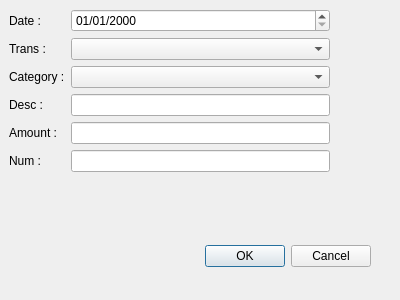
First picture: the form in UI/transaction.ui, repository amkirby/Checkbook, before the edit.
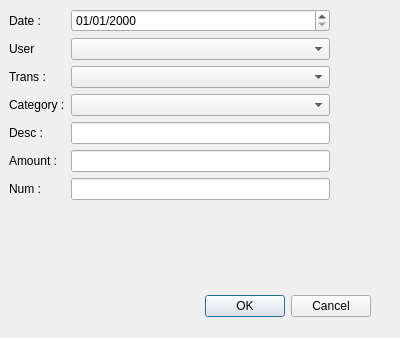
Second picture: the form after the edit.

Commit message: Add User to register

The edit to the form file:
```diff
--- a/UI/transaction.ui
+++ b/UI/transaction.ui
@@ -7,7 +7,7 @@
     <x>0</x>
     <y>0</y>
     <width>400</width>
-    <height>300</height>
+    <height>338</height>
    </rect>
   </property>
   <property name="windowTitle">
@@ -17,7 +17,7 @@
    <property name="geometry">
     <rect>
      <x>30</x>
-     <y>240</y>
+     <y>290</y>
      <width>341</width>
      <height>32</height>
     </rect>
@@ -35,7 +35,7 @@
      <x>9</x>
      <y>9</y>
      <width>321</width>
-     <height>224</height>
+     <height>262</height>
     </rect>
    </property>
    <layout class="QFormLayout" name="formLayout">
@@ -53,56 +53,66 @@
       </property>
      </widget>
     </item>
-    <item row="1" column="0">
+    <item row="2" column="0">
      <widget class="QLabel" name="transLabel">
       <property name="text">
        <string>Trans :</string>
       </property>
      </widget>
     </item>
-    <item row="1" column="1">
+    <item row="2" column="1">
      <widget class="QComboBox" name="Trans"/>
     </item>
-    <item row="2" column="0">
+    <item row="3" column="0">
      <widget class="QLabel" name="categoryLabel">
       <property name="text">
        <string>Category :</string>
       </property>
      </widget>
     </item>
-    <item row="2" column="1">
+    <item row="3" column="1">
      <widget class="QComboBox" name="Category"/>
     </item>
-    <item row="3" column="0">
+    <item row="4" column="0">
      <widget class="QLabel" name="descLabel">
       <property name="text">
        <string>Desc : </string>
       </property>
      </widget>
     </item>
-    <item row="3" column="1">
+    <item row="4" column="1">
      <widget class="QLineEdit" name="Desc"/>
     </item>
-    <item row="4" column="0">
+    <item row="5" column="0">
      <widget class="QLabel" name="amountLabel">
       <property name="text">
        <string>Amount :</string>
       </property>
      </widget>
     </item>
-    <item row="4" column="1">
+    <item row="5" column="1">
      <widget class="QLineEdit" name="Amount"/>
     </item>
-    <item row="5" column="0">
+    <item row="6" column="0">
      <widget class="QLabel" name="numLabel">
       <property name="text">
        <string>Num : </string>
       </property>
      </widget>
     </item>
-    <item row="5" column="1">
+    <item row="6" column="1">
      <widget class="QLineEdit" name="Num"/>
     </item>
+    <item row="1" column="0">
+     <widget class="QLabel" name="userLabel">
+      <property name="text">
+       <string>User</string>
+      </property>
+     </widget>
+    </item>
+    <item row="1" column="1">
+     <widget class="QComboBox" name="User"/>
+    </item>
    </layout>
   </widget>
  </widget>
```
The commit also changes 10 other files.
